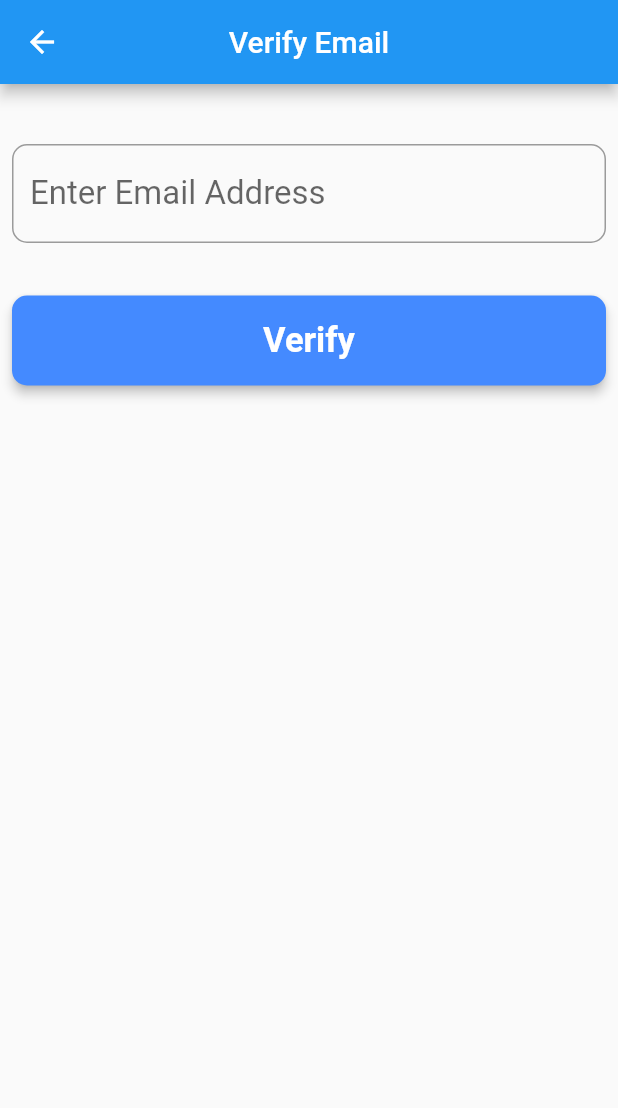
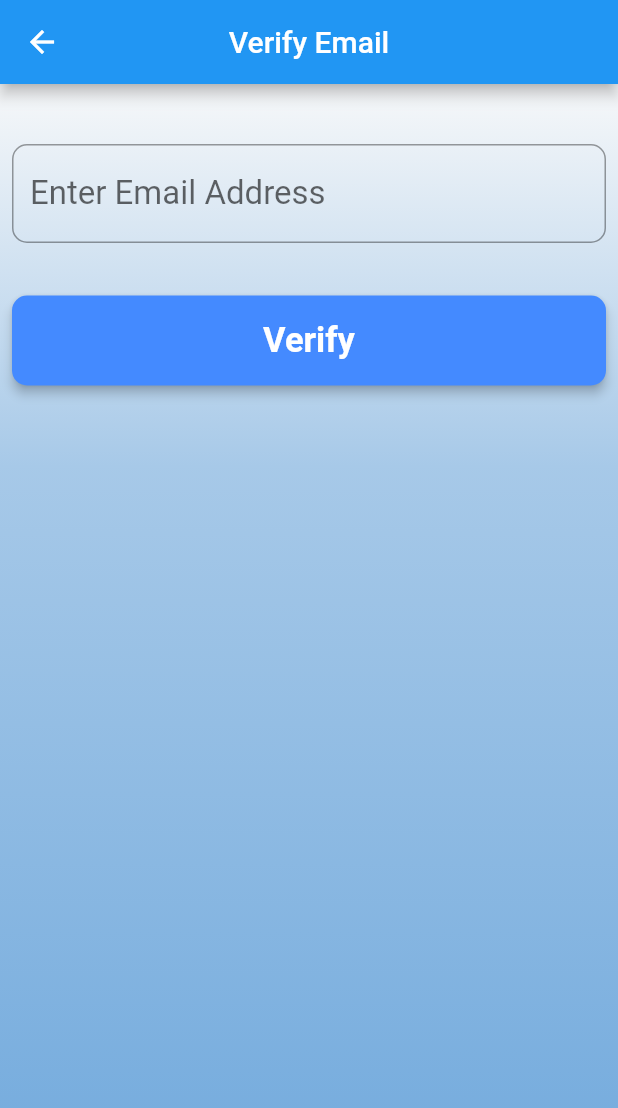
Before and after one commit to saroj-007/Emoji-Game-App, a Flutter app: the ForgotPassword screen opened directly, on a phone screen of 412 x 824 dp. Shown: the top 1108 px of the screen. Run offline on Flutter 3.47's test engine with Material 2 defaults, Android fonts, the phone set to English and light mode, and no system bars; our stand-ins replace cloud_firestore, email_validator, firebase_auth, firebase_core, fluttertoast, font_awesome_flutter and 3 more; accounts and stored records are empty.

Commit message:
files are added

```diff
--- a/lib/view/forgotpassword.dart
+++ b/lib/view/forgotpassword.dart
@@ -40,14 +40,31 @@ class _ForgotPasswordState extends State<ForgotPassword> {
         title: const Text("Verify Email"),
       ),
 
-      body:  SingleChildScrollView(
+      body:  Container(
+            height: double.infinity,
+            width: double.infinity,
+            decoration: const BoxDecoration(
+              gradient: LinearGradient(
+                begin: Alignment.topCenter,
+                end: Alignment.bottomCenter,
+                colors: [
+                  Color(0x66fa8dc),
+                  Color(0x996fa8dc),
+                  Color(0xcc6fa8dc),
+                  Color(0xff6fa8dc),
+                ])
+            ),
+        child: SingleChildScrollView(
+          physics: AlwaysScrollableScrollPhysics(),
           child: Padding(
             padding: const EdgeInsets.only(right: 8.0, left: 8.0, top: 40),
             child: Form(
               key: _formKey,
               child: Column(
                 children: [
-                TextFormField(
+                  Container(
+                    alignment: Alignment.centerLeft,
+                    child: TextFormField(
                       controller: emails,
                       style: TextStyle(fontSize: 22, fontWeight: FontWeight.normal),
                                 decoration: InputDecoration(
@@ -64,6 +81,7 @@ class _ForgotPasswordState extends State<ForgotPassword> {
                                   return null;
                                 },
 
+                              ),
                   ),
 
                             const SizedBox(height: 35.0,),
@@ -109,6 +127,7 @@ class _ForgotPasswordState extends State<ForgotPassword> {
             ),
           ),
         ),
+      ),
 
 
 
```
Also changed, not shown: lib/view/update_profile.dart (+20 -1 lines). Lines whose indentation alone changed are shown as unchanged.
